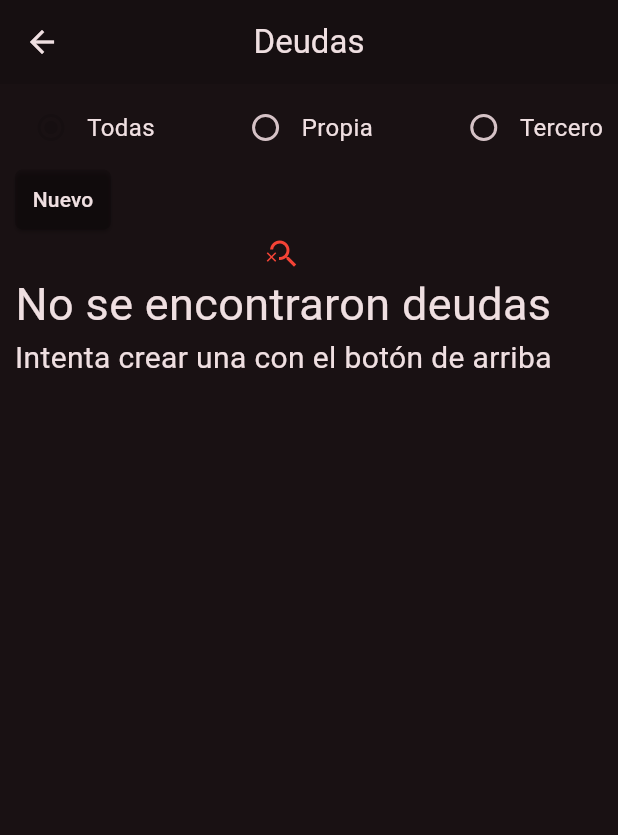
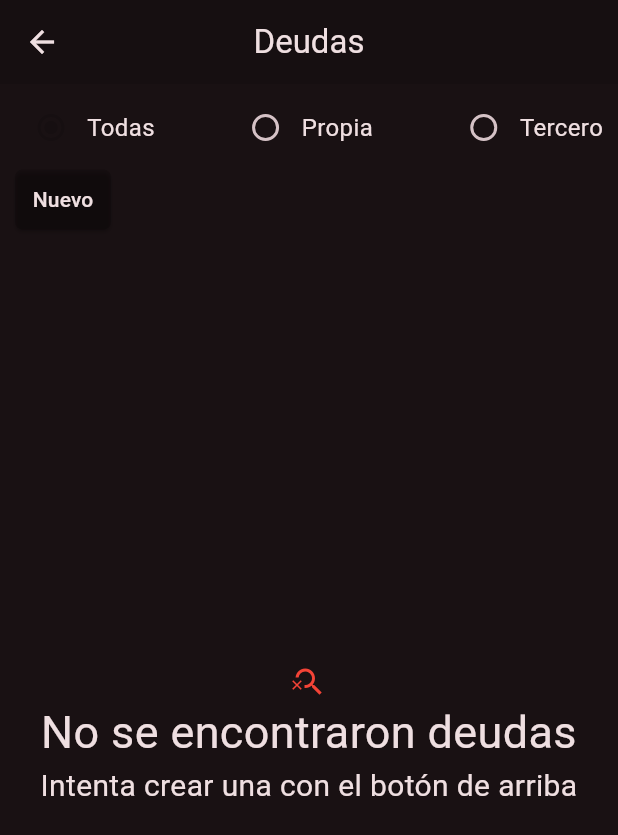
Before and after one commit to Eeshe/fundy, a Flutter app: the DebtListPage screen opened directly, on a phone screen of 412 x 824 dp. Shown: the top 835 px of the screen. Run offline on Flutter 3.47's test engine with Material 3 defaults, Android fonts, the phone set to English and light mode, and no system bars; our stand-ins replace flutter_colorpicker, flutter_expandable_fab, hive, local_auth, month_picker_dialog, percent_indicator and 1 more; missing offline and left inert: coingecko_api; accounts and stored records are empty; generated files the repository leaves out were written again; network calls fail.

Commit message:
refactor: Centered no element found text in all pages

```diff
--- a/lib/ui/pages/debt_list_page.dart
+++ b/lib/ui/pages/debt_list_page.dart
@@ -109,15 +109,13 @@ class DebtListState extends State<DebtListPage> {
               subtitle: getAppLocalizations(context)!.createDebtInstruction,
             );
           }
-          return Expanded(
-            child: ListView.separated(
-                itemBuilder: (context, index) => debts[index]
-                    .createDisplayWidget(context, () => setState(() {})),
-                separatorBuilder: (context, index) => Divider(
+          return ListView.separated(
+              itemBuilder: (context, index) => debts[index]
+                  .createDisplayWidget(context, () => setState(() {})),
+              separatorBuilder: (context, index) => Divider(
                       color: Theme.of(context).colorScheme.primary,
                     ),
-                itemCount: debts.length),
-          );
+              itemCount: debts.length);
         });
   }
 
@@ -138,7 +136,7 @@ class DebtListState extends State<DebtListPage> {
           children: [
             _createDebtTypeRadios(),
             _createNewDebtButton(),
-            _createDebtListWidget(),
+            Expanded(child: Center(child: _createDebtListWidget())),
           ],
         ),
       ),
--- a/lib/ui/pages/expense_list_page.dart
+++ b/lib/ui/pages/expense_list_page.dart
@@ -176,7 +176,7 @@ class ExpenseListPageState extends State<ExpenseListPage> {
                     children: [
                       _createDateSelectorWidget(),
                       _createNewExpenseButton(),
-                      Expanded(child: _createExpenseListWidget())
+                      Expanded(child: Center(child: _createExpenseListWidget()))
                     ],
                   ),
                 ),
--- a/lib/ui/pages/saving_list_page.dart
+++ b/lib/ui/pages/saving_list_page.dart
@@ -78,7 +78,7 @@ class SavingListPageState extends State<SavingListPage> {
                 crossAxisAlignment: CrossAxisAlignment.start,
                 children: [
                   _createNewSavingButton(),
-                  Expanded(child: _createSavingListWidget()),
+                  Expanded(child: Center(child: _createSavingListWidget())),
                 ],
               )),
         );
```
